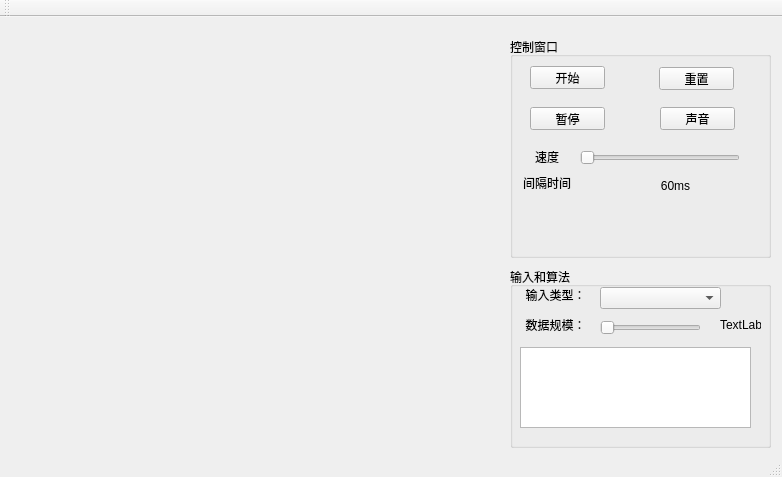
First picture: the form in mainwindow.ui, repository zxjbill/SortingAlgorithmDemo, before the edit.
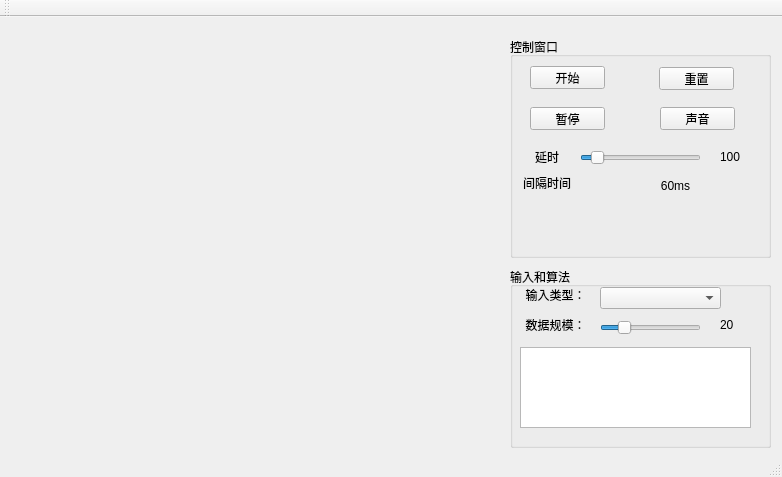
Second picture: the form after the edit.

Patch:
```diff
--- a/mainwindow.ui
+++ b/mainwindow.ui
@@ -88,7 +88,7 @@
       </rect>
      </property>
      <property name="text">
-      <string>速度</string>
+      <string>延时</string>
      </property>
      <property name="alignment">
       <set>Qt::AlignCenter</set>
@@ -131,14 +131,36 @@
       <rect>
        <x>70</x>
        <y>110</y>
-       <width>160</width>
+       <width>121</width>
        <height>22</height>
       </rect>
      </property>
+     <property name="minimum">
+      <number>10</number>
+     </property>
+     <property name="maximum">
+      <number>1000</number>
+     </property>
+     <property name="value">
+      <number>100</number>
+     </property>
      <property name="orientation">
       <enum>Qt::Horizontal</enum>
      </property>
     </widget>
+    <widget class="QLabel" name="period_label">
+     <property name="geometry">
+      <rect>
+       <x>210</x>
+       <y>112</y>
+       <width>41</width>
+       <height>16</height>
+      </rect>
+     </property>
+     <property name="text">
+      <string>100</string>
+     </property>
+    </widget>
    </widget>
    <widget class="QGroupBox" name="inputAndAlgorithmGBox">
     <property name="geometry">
@@ -203,6 +225,15 @@
        <height>22</height>
       </rect>
      </property>
+     <property name="minimum">
+      <number>1</number>
+     </property>
+     <property name="maximum">
+      <number>100</number>
+     </property>
+     <property name="value">
+      <number>20</number>
+     </property>
      <property name="orientation">
       <enum>Qt::Horizontal</enum>
      </property>
@@ -217,7 +248,7 @@
       </rect>
      </property>
      <property name="text">
-      <string>TextLabel</string>
+      <string>20</string>
      </property>
     </widget>
     <widget class="QListView" name="listView">
```
